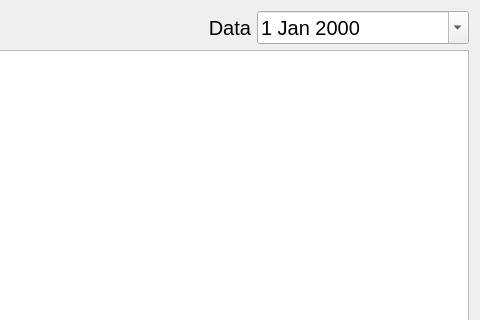
The window that src/pyqt/home_window.ui (MysteriousSonOfGod/python-invoices) describes before a commit, drawn with Qt 5; both pictures show x 886 to 1366 and y 0 to 320 of the 1366 by 697 pixel window.
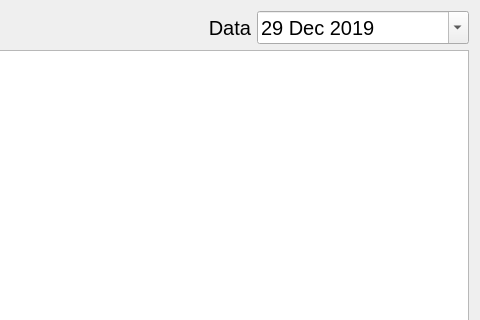
The same window after the commit. Icons and pictures are not drawn.

The edit to the form file:
```diff
--- a/src/pyqt/home_window.ui
+++ b/src/pyqt/home_window.ui
@@ -190,6 +190,13 @@
      <property name="calendarPopup">
       <bool>true</bool>
      </property>
+     <property name="date">
+      <date>
+       <year>2019</year>
+       <month>12</month>
+       <day>29</day>
+      </date>
+     </property>
     </widget>
    </item>
    <item row="0" column="0">
```
Left out of the diff: 28 changed lines with no effect on the pictures.
